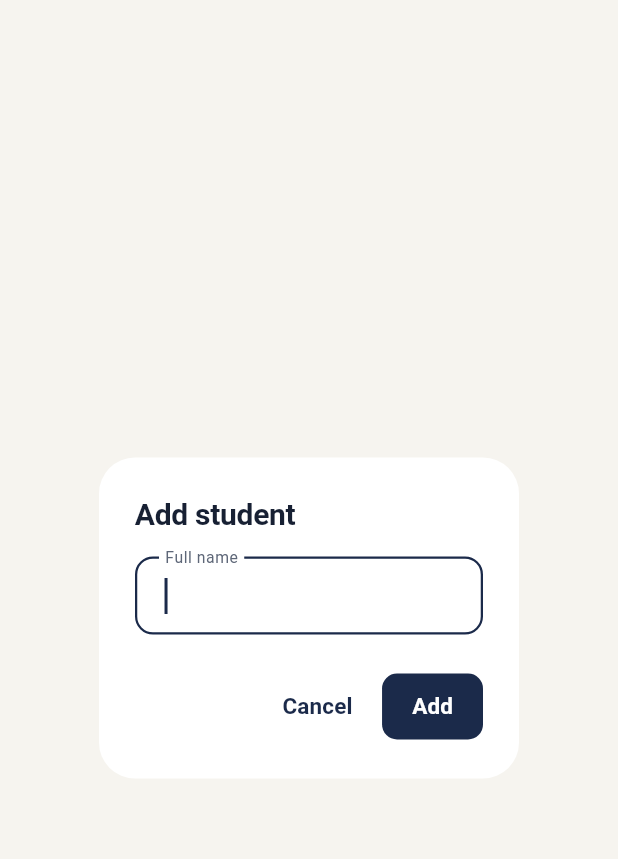
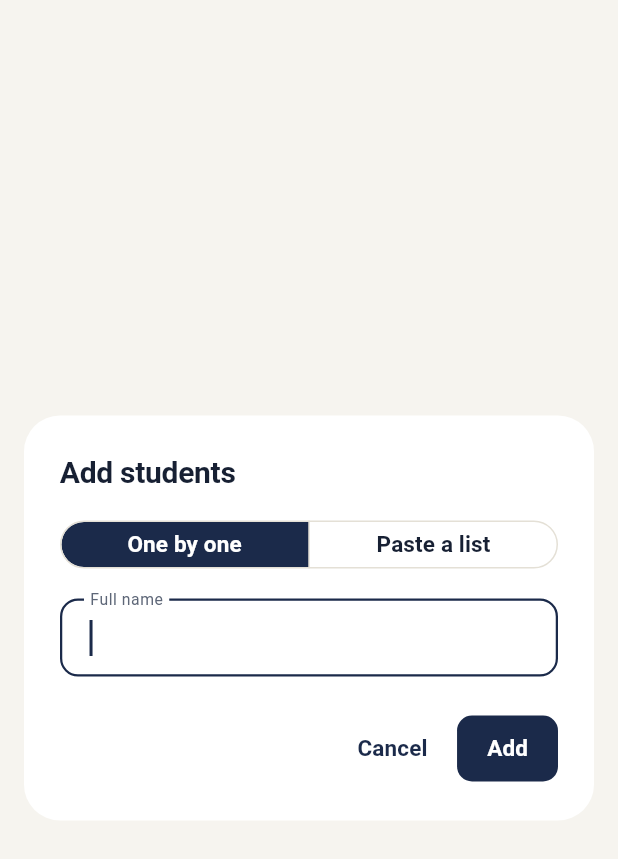
Before and after one commit to Stedern/recitro, a Flutter app: the _StudentDialog widget shown alone on an empty page, opened directly, on a phone screen of 412 x 824 dp. Shown: the top 859 px of the screen. Run offline on Flutter 3.47's test engine with Material 3 defaults, Android fonts, the phone set to English and light mode, and no system bars.

Commit message:
Add "Paste a list" for adding students
- Add students dialog has a One by one / Paste a list switch; the empty
  Students page also offers Paste a list directly.
- One name per line. Strips numbering and bullets, keeps the name column
  from spreadsheet rows, skips heading rows, blank lines, repeats and
  students already in the class. "Surname, First" and initials stay intact.
- Live count ("3 new students · 1 already in class") and an "Add N"
  button; all names are saved in one write.
- Tests for the parser and the paste flow.

Co-Authored-By: Claude Opus 5.5 <noreply@anthropic.com>

```diff
--- /dev/null
+++ b/lib/data/name_list.dart
@@ -0,0 +1,82 @@
+/// Result of reading a pasted class list.
+class ParsedNames {
+  const ParsedNames({required this.names, required this.alreadyInClass});
+
+  /// New names to add, in the order they were pasted.
+  final List<String> names;
+
+  /// Names skipped because a student with that name already exists.
+  final int alreadyInClass;
+}
+
+// Numbers ("1.", "2)", "3 ") and bullets. Letters are not treated as
+// markers, so initials like "J. Rizal" are kept.
+final _leadingMarker = RegExp(r'^\s*(?:\d+[.)\]:-]\s*|\d+\s+|[-*•·–—]\s*)');
+final _spaces = RegExp(r'\s+');
+final _hasLetter = RegExp(r'[^\W\d_]', unicode: true);
+
+/// Column headings that show up when a list is copied from a spreadsheet.
+const _headings = {
+  'name',
+  'names',
+  'full name',
+  'fullname',
+  'student',
+  'students',
+  'student name',
+  'name of student',
+  'learner',
+  'learners',
+  'learner name',
+  'name of learner',
+  'section',
+  'no.',
+  'no',
+};
+
+/// Collapses whitespace and compares case-insensitively.
+String nameKey(String name) =>
+    name.trim().replaceAll(_spaces, ' ').toLowerCase();
+
+/// Reads one name per line from pasted text.
+///
+/// - Strips list numbering and bullets ("1.", "2)", "3 ", "-", "•").
+/// - For spreadsheet rows (tab-separated), keeps the longest cell that
+///   contains letters, so "No. | Name | Section" yields the name.
+/// - Commas are kept, so "Dela Cruz, Juan" stays one student.
+/// - Skips blank lines, lines without letters, repeats within the paste,
+///   and names already in [existing].
+ParsedNames parseNameList(String text, {Iterable<String> existing = const []}) {
+  final seen = {for (final e in existing) nameKey(e)};
+  final names = <String>[];
+  var alreadyInClass = 0;
+  final pasted = <String>{};
+
+  for (final rawLine in text.split(RegExp(r'\r?\n'))) {
+    var line = rawLine;
+    if (line.contains('\t')) {
+      final cells = line
+          .split('\t')
+          .map((c) => c.trim())
+          .where(_hasLetter.hasMatch)
+          .where((c) => !_headings.contains(nameKey(c)))
+          .toList();
+      if (cells.isEmpty) continue;
+      cells.sort((a, b) => b.length.compareTo(a.length));
+      line = cells.first;
+    }
+    line = line.replaceFirst(_leadingMarker, '');
+    line = line.trim().replaceAll(_spaces, ' ');
+    if (line.isEmpty || !_hasLetter.hasMatch(line)) continue;
+
+    final key = nameKey(line);
+    if (_headings.contains(key)) continue;
+    if (!pasted.add(key)) continue; // repeated in the paste
+    if (seen.contains(key)) {
+      alreadyInClass++;
+      continue;
+    }
+    names.add(line);
+  }
+  return ParsedNames(names: names, alreadyInClass: alreadyInClass);
+}
--- a/lib/flows/student_create_flow.dart
+++ b/lib/flows/student_create_flow.dart
@@ -1,26 +1,31 @@
 import 'package:flutter/material.dart';
 import 'package:provider/provider.dart';
 
+import '../data/name_list.dart';
 import '../data/recitro_store.dart';
 import '../models/student.dart';
 import '../theme/app_theme.dart';
 
-/// Adds a student, or renames [student] when given. When adding, the teacher
-/// can keep adding names without closing the dialog.
+/// Adds students one at a time or from a pasted list, or renames [student]
+/// when given.
 Future<void> showStudentCreateFlow(
   BuildContext context, {
   Student? student,
+  bool paste = false,
 }) {
   return showDialog<void>(
     context: context,
-    builder: (_) => _StudentDialog(student: student),
+    builder: (_) => _StudentDialog(student: student, startWithPaste: paste),
   );
 }
 
+enum _Mode { single, paste }
+
 class _StudentDialog extends StatefulWidget {
-  const _StudentDialog({this.student});
+  const _StudentDialog({this.student, this.startWithPaste = false});
 
   final Student? student;
+  final bool startWithPaste;
 
   @override
   State<_StudentDialog> createState() => _StudentDialogState();
@@ -29,20 +34,29 @@ class _StudentDialog extends StatefulWidget {
 class _StudentDialogState extends State<_StudentDialog> {
   late final TextEditingController _name =
       TextEditingController(text: widget.student?.name ?? '');
+  final _list = TextEditingController();
   final _focus = FocusNode();
   final _formKey = GlobalKey<FormState>();
+  late _Mode _mode = widget.startWithPaste ? _Mode.paste : _Mode.single;
   int _added = 0;
 
   bool get _renaming => widget.student != null;
 
   @override
+  void initState() {
+    super.initState();
+    _list.addListener(() => setState(() {}));
+  }
+
+  @override
   void dispose() {
     _name.dispose();
+    _list.dispose();
     _focus.dispose();
     super.dispose();
   }
 
-  Future<bool> _submit() async {
+  Future<bool> _submitSingle() async {
     if (!(_formKey.currentState?.validate() ?? false)) return false;
     final store = context.read<RecitroStore>();
     if (_renaming) {
@@ -54,18 +68,81 @@ class _StudentDialogState extends State<_StudentDialog> {
     return true;
   }
 
+  Future<void> _submitList(ParsedNames parsed) async {
+    if (parsed.names.isEmpty) return;
+    await context.read<RecitroStore>().addStudents(parsed.names);
+    if (!mounted) return;
+    final n = parsed.names.length;
+    final messenger = ScaffoldMessenger.of(context);
+    Navigator.of(context).pop();
+    messenger.showSnackBar(
+      SnackBar(content: Text('Added $n ${n == 1 ? 'student' : 'students'}')),
+    );
+  }
+
   @override
   Widget build(BuildContext context) {
     final text = Theme.of(context).textTheme;
+    final store = context.watch<RecitroStore>();
+    final parsed = parseNameList(
+      _list.text,
+      existing: store.students.map((s) => s.name),
+    );
+    final paste = !_renaming && _mode == _Mode.paste;
+
     return AlertDialog(
-      title: Text(_renaming ? 'Rename student' : 'Add student'),
-      content: Form(
-        key: _formKey,
+      // Narrower outer margin than the default so the mode switch fits on
+      // small phones; wide screens are capped by the content width below.
+      insetPadding: const EdgeInsets.symmetric(
+        horizontal: Space.lg,
+        vertical: Space.xl,
+      ),
+      title: Text(_renaming ? 'Rename student' : 'Add students'),
+      content: ConstrainedBox(
+        constraints: const BoxConstraints(maxWidth: 420),
+        child: SizedBox(
+          width: double.maxFinite,
+          child: SingleChildScrollView(
             child: Column(
               mainAxisSize: MainAxisSize.min,
-          crossAxisAlignment: CrossAxisAlignment.start,
+              crossAxisAlignment: CrossAxisAlignment.stretch,
               children: [
-            TextFormField(
+                if (!_renaming) ...[
+                  SegmentedButton<_Mode>(
+                    showSelectedIcon: false,
+                    segments: const [
+                      ButtonSegment(
+                        value: _Mode.single,
+                        label: Text('One by one'),
+                      ),
+                      ButtonSegment(
+                        value: _Mode.paste,
+                        label: Text('Paste a list'),
+                      ),
+                    ],
+                    selected: {_mode},
+                    onSelectionChanged: (s) => setState(() => _mode = s.first),
+                  ),
+                  const SizedBox(height: Space.lg),
+                ],
+                if (paste)
+                  ..._pasteFields(text, parsed)
+                else
+                  ..._singleFields(text),
+              ],
+            ),
+          ),
+        ),
+      ),
+      actions: paste ? _pasteActions(parsed) : _singleActions(),
+    );
+  }
+
+  List<Widget> _singleFields(TextTheme text) => [
+        Form(
+          key: _formKey,
+          child: TextFormField(
+            key: const Key('studentName'),
             controller: _name,
             focusNode: _focus,
             autofocus: true,
@@ -76,14 +153,15 @@ class _StudentDialogState extends State<_StudentDialog> {
             validator: (v) =>
                 v == null || v.trim().isEmpty ? 'Enter a name' : null,
             onFieldSubmitted: (_) async {
-                if (!await _submit() || !context.mounted) return;
+              if (!await _submitSingle() || !mounted) return;
               if (_renaming) {
-                  Navigator.of(context).pop();
+                if (mounted) Navigator.of(context).pop();
               } else {
                 _name.clear();
                 _focus.requestFocus();
               }
             },
+          ),
         ),
         if (_added > 0) ...[
           const SizedBox(height: Space.sm),
@@ -92,39 +170,90 @@ class _StudentDialogState extends State<_StudentDialog> {
             style: text.bodySmall,
           ),
         ],
-          ],
+      ];
+
+  List<Widget> _pasteFields(TextTheme text, ParsedNames parsed) {
+    final n = parsed.names.length;
+    final skipped = parsed.alreadyInClass;
+    final String summary;
+    if (_list.text.trim().isEmpty) {
+      summary = 'One name per line. Numbers and bullets are removed.';
+    } else if (n == 0) {
+      summary = skipped > 0
+          ? 'Everyone on this list is already in your class.'
+          : 'No names found yet.';
+    } else {
+      summary = [
+        '$n ${n == 1 ? 'new student' : 'new students'}',
+        if (skipped > 0) '$skipped already in class',
+      ].join(' · ');
+    }
+
+    return [
+      TextField(
+        key: const Key('nameList'),
+        controller: _list,
+        autofocus: true,
+        minLines: 6,
+        maxLines: 10,
+        keyboardType: TextInputType.multiline,
+        textCapitalization: TextCapitalization.words,
+        decoration: const InputDecoration(
+          hintText: 'Andrea Santos\nBenjamin Cruz\nCarla Reyes',
+          alignLabelWithHint: true,
         ),
       ),
-      actions: [
-        if (_renaming) ...[
+      const SizedBox(height: Space.sm),
+      Text(summary, style: text.bodySmall),
+    ];
+  }
+
+  List<Widget> _singleActions() {
+    if (_renaming) {
+      return [
         TextButton(
           onPressed: () => Navigator.of(context).pop(),
           child: const Text('Cancel'),
         ),
         FilledButton(
           onPressed: () async {
-              if (await _submit() && context.mounted) {
+            if (await _submitSingle() && mounted) {
               Navigator.of(context).pop();
             }
           },
           child: const Text('Save'),
         ),
-        ] else ...[
+      ];
+    }
+    return [
       TextButton(
         onPressed: () => Navigator.of(context).pop(),
         child: Text(_added > 0 ? 'Done' : 'Cancel'),
       ),
       FilledButton(
         onPressed: () async {
-              if (await _submit() && context.mounted) {
+          if (await _submitSingle() && mounted) {
             _name.clear();
             _focus.requestFocus();
           }
         },
         child: const Text('Add'),
       ),
-        ],
-      ],
-    );
+    ];
+  }
+
+  List<Widget> _pasteActions(ParsedNames parsed) {
+    final n = parsed.names.length;
+    return [
+      TextButton(
+        onPressed: () => Navigator.of(context).pop(),
+        child: const Text('Cancel'),
+      ),
+      FilledButton(
+        key: const Key('addList'),
+        onPressed: n == 0 ? null : () => _submitList(parsed),
+        child: Text(n <= 1 ? 'Add' : 'Add $n'),
+      ),
+    ];
   }
 }
```
Also changed, not shown: lib/data/recitro_store.dart (+19 -0 lines), lib/screens/students_tab.dart (+14 -3 lines), 2 other files. Lines whose indentation alone changed are shown as unchanged.
